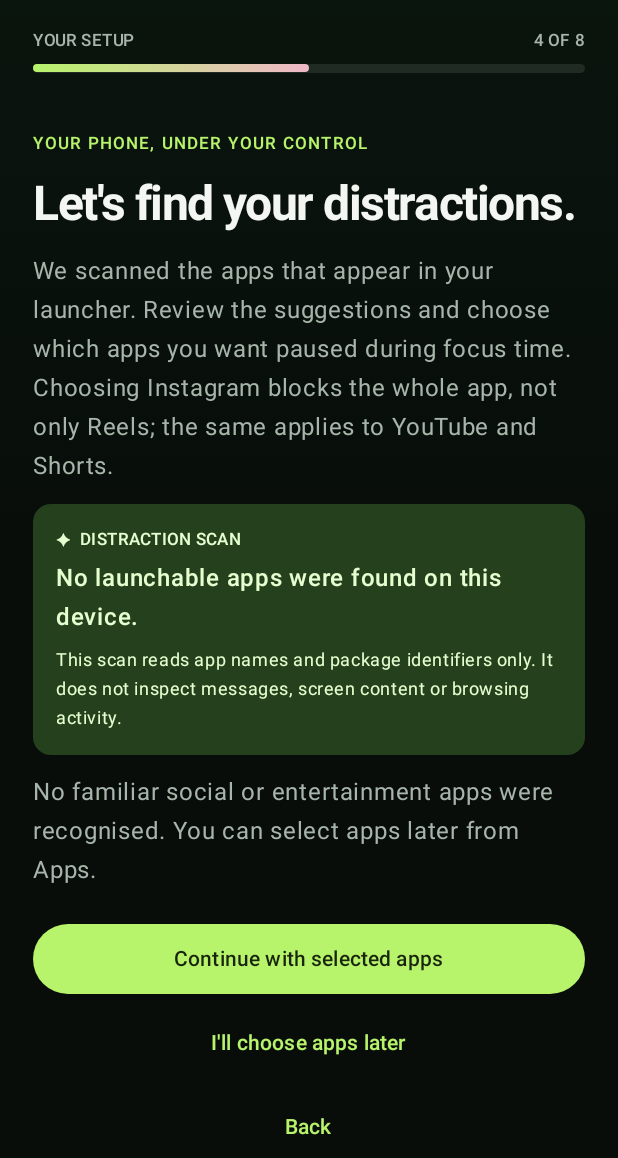
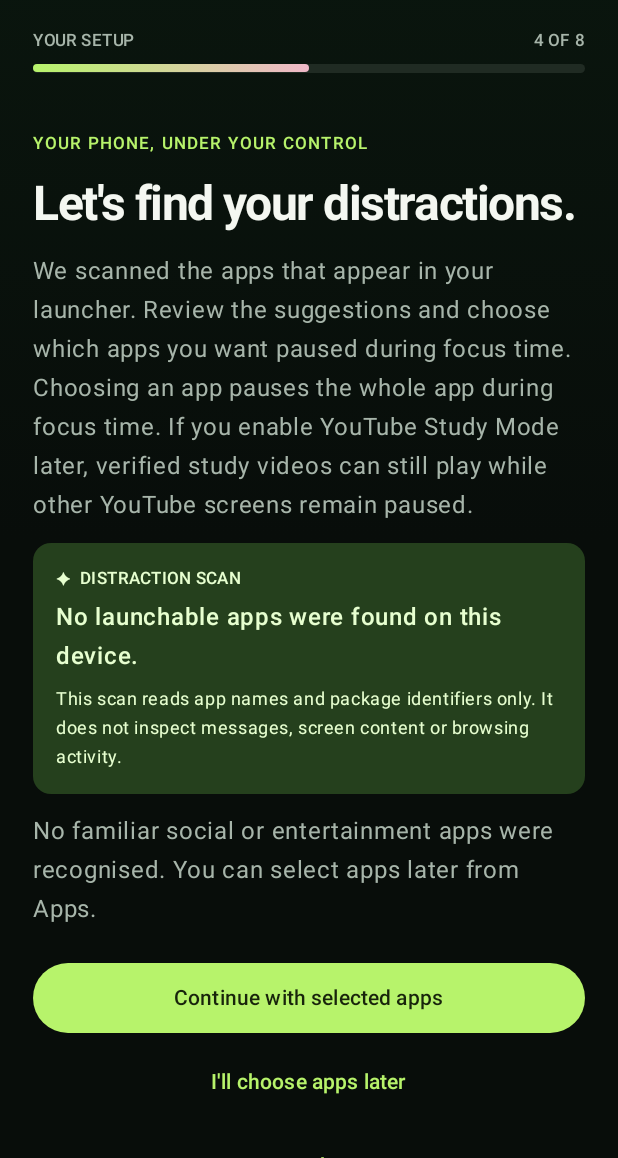
Before and after one commit to Mahin98250/open-focus-android, an Android app built with Jetpack Compose: the screen it shows after launch (MainActivity), after a tap on "Scan my apps", on a phone screen of 412 x 824 dp, the part 78-1236 px from its top. Run offline under Robolectric (Android 15) with nearby library versions, the phone set to English and light mode, and no system bars; 2 other taps on this screen came first.

Commit message:
Clarify how YouTube Study Mode interacts with whole-app blocking

```diff
--- a/app/src/main/java/org/openfocus/app/ui/screens/OnboardingScreen.kt
+++ b/app/src/main/java/org/openfocus/app/ui/screens/OnboardingScreen.kt
@@ -399,7 +399,7 @@ fun OnboardingScreen(onComplete: () -> Unit) {
                                 Text("YOUR PHONE, UNDER YOUR CONTROL", color = MaterialTheme.colorScheme.primary, style = MaterialTheme.typography.labelSmall, letterSpacing = 1.4.sp)
                                 Text("Let's find your distractions.", style = MaterialTheme.typography.headlineLarge, fontWeight = FontWeight.Bold)
                                 Text(
-                                    "We scanned the apps that appear in your launcher. Review the suggestions and choose which apps you want paused during focus time. Choosing Instagram blocks the whole app, not only Reels; the same applies to YouTube and Shorts.",
+                                    "We scanned the apps that appear in your launcher. Review the suggestions and choose which apps you want paused during focus time. Choosing an app pauses the whole app during focus time. If you enable YouTube Study Mode later, verified study videos can still play while other YouTube screens remain paused.",
                                     color = MaterialTheme.colorScheme.onSurfaceVariant
                                 )
                                 Card(colors = CardDefaults.cardColors(containerColor = MaterialTheme.colorScheme.primaryContainer)) {
```
